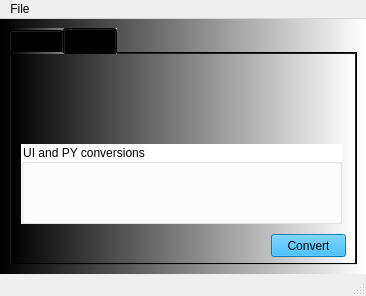
The window that Section4/Designer_code/Video3_3_converter_groupbox_Design.ui (Tom-Niesytto/Hands-On-Python-3.x-GUI-Programming) describes before a commit, drawn with Qt 5.
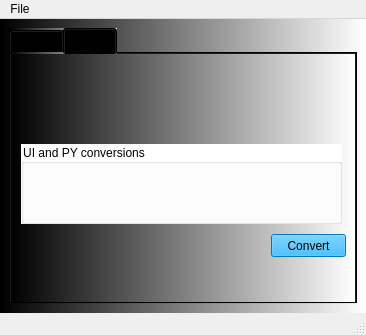
The same window after the commit. Icons and pictures are not drawn.

```diff
--- a/Section4/Designer_code/Video3_3_converter_groupbox_Design.ui
+++ b/Section4/Designer_code/Video3_3_converter_groupbox_Design.ui
@@ -7,7 +7,7 @@
     <x>0</x>
     <y>0</y>
     <width>366</width>
-    <height>296</height>
+    <height>335</height>
    </rect>
   </property>
   <property name="windowTitle">
```
Left out of the diff: 2 changed lines with no effect on the pictures.
